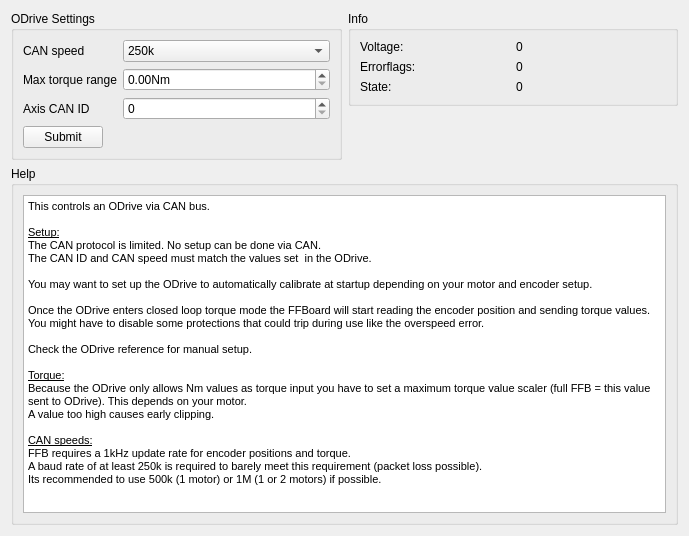
Qt form res/odrive.ui (Ultrawipf/OpenFFBoard-configurator) before a commit.
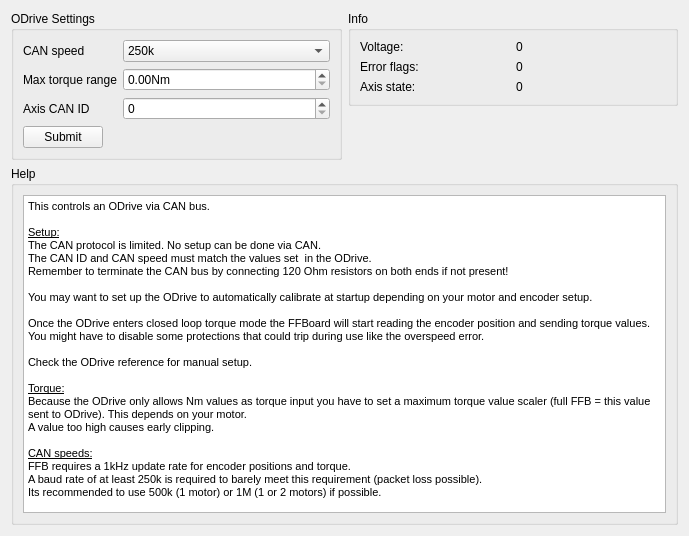
The same form after that commit.

Diff of the .ui file:
```diff
--- a/res/odrive.ui
+++ b/res/odrive.ui
@@ -36,14 +36,14 @@
       <item row="2" column="0">
        <widget class="QLabel" name="label_4">
         <property name="text">
-         <string>State:</string>
+         <string>Axis state:</string>
         </property>
        </widget>
       </item>
       <item row="1" column="0">
        <widget class="QLabel" name="label_3">
         <property name="text">
-         <string>Errorflags:</string>
+         <string>Error flags:</string>
         </property>
        </widget>
       </item>
@@ -95,6 +95,7 @@
 &lt;p style=&quot; margin-top:0px; margin-bottom:0px; margin-left:0px; margin-right:0px; -qt-block-indent:0; text-indent:0px;&quot;&gt;&lt;span style=&quot; text-decoration: underline;&quot;&gt;Setup:&lt;/span&gt;&lt;/p&gt;
 &lt;p style=&quot; margin-top:0px; margin-bottom:0px; margin-left:0px; margin-right:0px; -qt-block-indent:0; text-indent:0px;&quot;&gt;The CAN protocol is limited. No setup can be done via CAN.&lt;/p&gt;
 &lt;p style=&quot; margin-top:0px; margin-bottom:0px; margin-left:0px; margin-right:0px; -qt-block-indent:0; text-indent:0px;&quot;&gt;The CAN ID and CAN speed must match the values set  in the ODrive.&lt;/p&gt;
+&lt;p style=&quot; margin-top:0px; margin-bottom:0px; margin-left:0px; margin-right:0px; -qt-block-indent:0; text-indent:0px;&quot;&gt;Remember to terminate the CAN bus by connecting 120 Ohm resistors on both ends if not present!&lt;/p&gt;
 &lt;p style=&quot;-qt-paragraph-type:empty; margin-top:0px; margin-bottom:0px; margin-left:0px; margin-right:0px; -qt-block-indent:0; text-indent:0px;&quot;&gt;&lt;br /&gt;&lt;/p&gt;
 &lt;p style=&quot; margin-top:0px; margin-bottom:0px; margin-left:0px; margin-right:0px; -qt-block-indent:0; text-indent:0px;&quot;&gt;You may want to set up the ODrive to automatically calibrate at startup depending on your motor and encoder setup.&lt;/p&gt;
 &lt;p style=&quot;-qt-paragraph-type:empty; margin-top:0px; margin-bottom:0px; margin-left:0px; margin-right:0px; -qt-block-indent:0; text-indent:0px;&quot;&gt;&lt;br /&gt;&lt;/p&gt;
```
